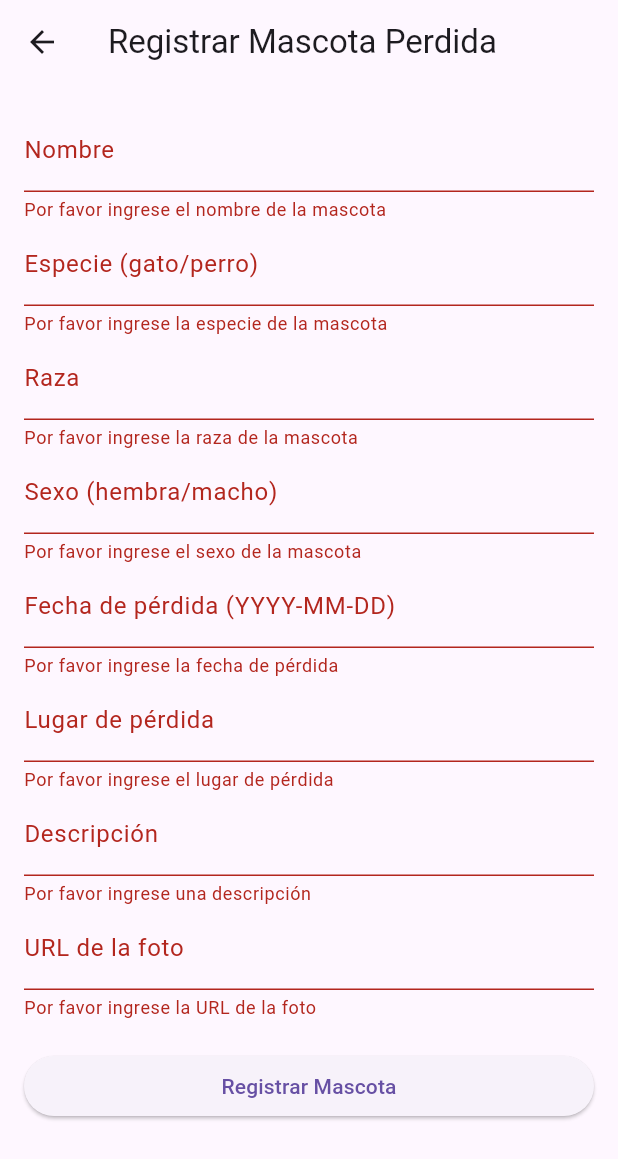
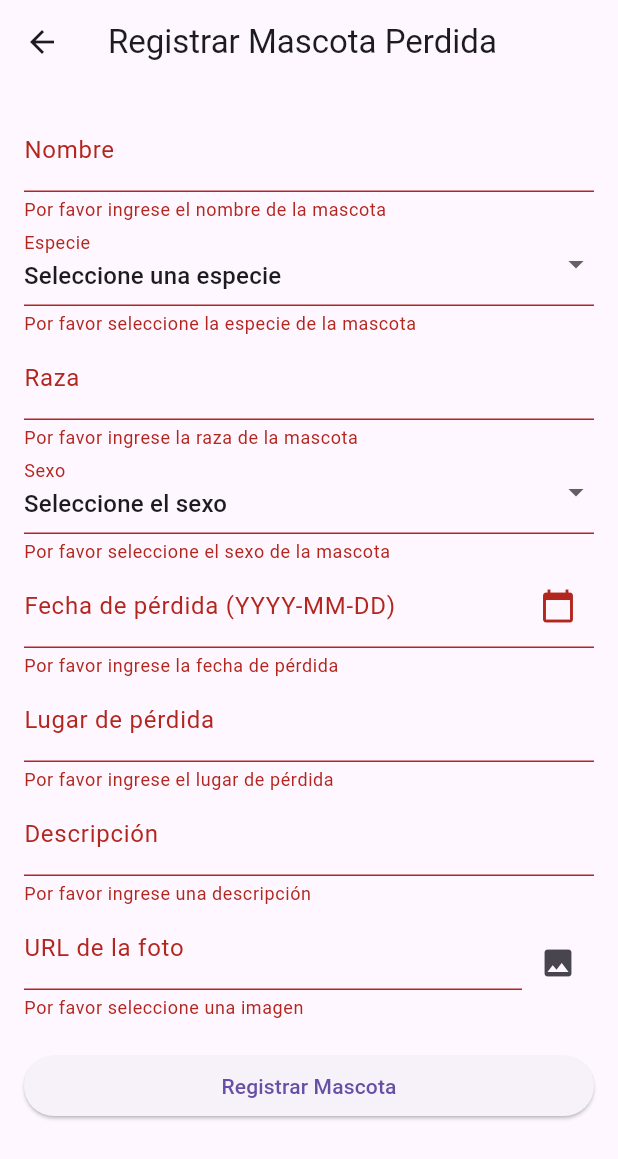
Before and after one commit to reychman/HOMECOMING, a Flutter app: the CrearPublicacionPage screen opened directly, after a tap on "Registrar Mascota", on a phone screen of 412 x 824 dp. Shown: the top 1159 px of the screen. Run offline on Flutter 3.47's test engine with Material 3 defaults, Android fonts, the phone set to English and light mode, and no system bars; our stand-ins replace image_picker, shared_preferences; accounts and stored records are empty; network calls fail.

Commit message:
modificando el gome_page, la pagina de mascotas y todo esto antes de crear la api de google maps

```diff
--- a/lib/pages/menu/crear_publicacion_page.dart
+++ b/lib/pages/menu/crear_publicacion_page.dart
@@ -3,6 +3,9 @@ import 'package:homecoming/ip.dart';
 import 'package:http/http.dart' as http;
 import 'dart:convert';
 import 'package:shared_preferences/shared_preferences.dart';
+import 'package:image_picker/image_picker.dart';
+import 'dart:io';
+import 'package:intl/intl.dart'; // Para el formato de la fecha
 
 class CrearPublicacionPage extends StatefulWidget {
   @override
@@ -12,13 +15,13 @@ class CrearPublicacionPage extends StatefulWidget {
 class _CrearPublicacionPageState extends State<CrearPublicacionPage> {
   final _formKey = GlobalKey<FormState>();
   final TextEditingController _nombreController = TextEditingController();
-  final TextEditingController _especieController = TextEditingController();
   final TextEditingController _razaController = TextEditingController();
-  final TextEditingController _sexoController = TextEditingController();
   final TextEditingController _fechaPerdidaController = TextEditingController();
   final TextEditingController _lugarPerdidaController = TextEditingController();
   final TextEditingController _descripcionController = TextEditingController();
-  final TextEditingController _fotoController = TextEditingController();
+  File? _selectedImage;
+  String _especie = 'Seleccione una especie';
+  String _sexo = 'Seleccione el sexo';
   String usuarioId = '';
 
   @override
@@ -36,17 +39,38 @@ class _CrearPublicacionPageState extends State<CrearPublicacionPage> {
 
   Future<void> _enviarDatos() async {
     if (_formKey.currentState!.validate()) {
+      if (_selectedImage == null) {
+        _showSnackbar('Por favor seleccione una imagen');
+        return;
+      }
+
+      // Primero sube la imagen
+      final imageUploadRequest = http.MultipartRequest(
+        'POST', Uri.parse('http://$serverIP/homecoming/homecomingbd_v2/upload_image.php')
+      );
+      imageUploadRequest.files.add(await http.MultipartFile.fromPath('foto', _selectedImage!.path));
+      imageUploadRequest.fields['usuario_id'] = usuarioId;
+
+      final streamedResponse = await imageUploadRequest.send();
+      final response = await http.Response.fromStream(streamedResponse);
+
+      if (response.statusCode == 200) {
+        final jsonResponse = json.decode(response.body);
+        if (jsonResponse['success']) {
+          final imageName = jsonResponse['file_name'];
+
+          // Después guarda la información de la mascota
           final response = await http.post(
             Uri.parse('http://$serverIP/homecoming/homecomingbd_v2/agregar_mascota.php'),
             body: {
               'nombre': _nombreController.text,
-          'especie': _especieController.text,
+              'especie': _especie,
               'raza': _razaController.text,
-          'sexo': _sexoController.text,
+              'sexo': _sexo,
               'fecha_perdida': _fechaPerdidaController.text,
               'lugar_perdida': _lugarPerdidaController.text,
               'descripcion': _descripcionController.text,
-          'foto': _fotoController.text,
+              'foto': imageName,
               'usuario_id': usuarioId,
             },
           );
@@ -54,14 +78,52 @@ class _CrearPublicacionPageState extends State<CrearPublicacionPage> {
           if (response.statusCode == 200) {
             final jsonResponse = json.decode(response.body);
             if (jsonResponse['success']) {
-          ScaffoldMessenger.of(context).showSnackBar(SnackBar(content: Text('Mascota registrada con éxito')));
+              _showSnackbar('Mascota registrada con éxito');
               Navigator.of(context).pop();
             } else {
-          ScaffoldMessenger.of(context).showSnackBar(SnackBar(content: Text('Error al registrar la mascota')));
+              _showSnackbar('Error al registrar la mascota');
             }
           } else {
-        ScaffoldMessenger.of(context).showSnackBar(SnackBar(content: Text('Error al conectar con el servidor')));
+            _showSnackbar('Error al conectar con el servidor');
           }
+        } else {
+          _showSnackbar('Error al subir la imagen');
+        }
+      } else {
+        _showSnackbar('Error al conectar con el servidor');
+      }
+    }
+  }
+
+  void _showSnackbar(String message) {
+    ScaffoldMessenger.of(context).showSnackBar(
+      SnackBar(
+        content: Text(message),
+        duration: Duration(seconds: 4),
+      ),
+    );
+  }
+
+  Future<void> _selectDate(BuildContext context) async {
+    final DateTime? picked = await showDatePicker(
+      context: context,
+      initialDate: DateTime.now(),
+      firstDate: DateTime(2000),
+      lastDate: DateTime.now(),
+    );
+    if (picked != null && picked != DateTime.now()) {
+      setState(() {
+        _fechaPerdidaController.text = DateFormat('yyyy-MM-dd').format(picked);
+      });
+    }
+  }
+
+  Future<void> _pickImage() async {
+    final pickedFile = await ImagePicker().pickImage(source: ImageSource.gallery);
+    if (pickedFile != null) {
+      setState(() {
+        _selectedImage = File(pickedFile.path);
+      });
     }
   }
 
@@ -87,12 +149,23 @@ class _CrearPublicacionPageState extends State<CrearPublicacionPage> {
                   return null;
                 },
               ),
-              TextFormField(
-                controller: _especieController,
-                decoration: InputDecoration(labelText: 'Especie (gato/perro)'),
+              DropdownButtonFormField<String>(
+                value: _especie,
+                decoration: InputDecoration(labelText: 'Especie'),
+                items: ['Seleccione una especie', 'gato', 'perro'].map((String value) {
+                  return DropdownMenuItem<String>(
+                    value: value,
+                    child: Text(value),
+                  );
+                }).toList(),
+                onChanged: (newValue) {
+                  setState(() {
+                    _especie = newValue!;
+                  });
+                },
                 validator: (value) {
-                  if (value!.isEmpty) {
-                    return 'Por favor ingrese la especie de la mascota';
+                  if (value == null || value.isEmpty || value == 'Seleccione una especie') {
+                    return 'Por favor seleccione la especie de la mascota';
                   }
                   return null;
                 },
@@ -107,19 +180,37 @@ class _CrearPublicacionPageState extends State<CrearPublicacionPage> {
                   return null;
                 },
               ),
-              TextFormField(
-                controller: _sexoController,
-                decoration: InputDecoration(labelText: 'Sexo (hembra/macho)'),
+              DropdownButtonFormField<String>(
+                value: _sexo,
+                decoration: InputDecoration(labelText: 'Sexo'),
+                items: ['Seleccione el sexo', 'macho', 'hembra'].map((String value) {
+                  return DropdownMenuItem<String>(
+                    value: value,
+                    child: Text(value),
+                  );
+                }).toList(),
+                onChanged: (newValue) {
+                  setState(() {
+                    _sexo = newValue!;
+                  });
+                },
                 validator: (value) {
-                  if (value!.isEmpty) {
-                    return 'Por favor ingrese el sexo de la mascota';
+                  if (value == null || value.isEmpty || value == 'Seleccione el sexo') {
+                    return 'Por favor seleccione el sexo de la mascota';
                   }
                   return null;
                 },
               ),
               TextFormField(
                 controller: _fechaPerdidaController,
-                decoration: InputDecoration(labelText: 'Fecha de pérdida (YYYY-MM-DD)'),
+                decoration: InputDecoration(
+                  labelText: 'Fecha de pérdida (YYYY-MM-DD)',
+                  suffixIcon: IconButton(
+                    icon: Icon(Icons.calendar_today),
+                    onPressed: () => _selectDate(context),
+                  ),
+                ),
+                readOnly: true,
                 validator: (value) {
                   if (value!.isEmpty) {
                     return 'Por favor ingrese la fecha de pérdida';
@@ -147,15 +238,26 @@ class _CrearPublicacionPageState extends State<CrearPublicacionPage> {
                   return null;
                 },
               ),
-              TextFormField(
-                controller: _fotoController,
+              Row(
+                children: [
+                  Expanded(
+                    child: TextFormField(
+                      controller: TextEditingController(text: _selectedImage != null ? _selectedImage!.path : ''),
                       decoration: InputDecoration(labelText: 'URL de la foto'),
+                      readOnly: true,
                       validator: (value) {
-                  if (value!.isEmpty) {
-                    return 'Por favor ingrese la URL de la foto';
+                        if (_selectedImage == null) {
+                          return 'Por favor seleccione una imagen';
                         }
                         return null;
                       },
+                    ),
+                  ),
+                  IconButton(
+                    icon: Icon(Icons.photo),
+                    onPressed: _pickImage,
+                  ),
+                ],
               ),
               SizedBox(height: 20),
               ElevatedButton(
--- /dev/null
+++ b/lib/pages/menu/mascota.dart
@@ -0,0 +1,40 @@
+class Mascota {
+  final int id;
+  final String nombre;
+  final String especie;
+  final String raza;
+  final String sexo;
+  final String fechaPerdida;
+  final String lugarPerdida;
+  final String estado;
+  final String descripcion;
+  final String foto;
+
+  Mascota({
+    required this.id,
+    required this.nombre,
+    required this.especie,
+    required this.raza,
+    required this.sexo,
+    required this.fechaPerdida,
+    required this.lugarPerdida,
+    required this.estado,
+    required this.descripcion,
+    required this.foto,
+  });
+
+  factory Mascota.fromJson(Map<String, dynamic> json) {
+    return Mascota(
+      id: json['id'],
+      nombre: json['nombre'],
+      especie: json['especie'],
+      raza: json['raza'],
+      sexo: json['sexo'],
+      fechaPerdida: json['fecha_perdida'],
+      lugarPerdida: json['lugar_perdida'],
+      estado: json['estado'],
+      descripcion: json['descripcion'],
+      foto: json['foto'],
+    );
+  }
+}
--- a/pubspec.yaml
+++ b/pubspec.yaml
@@ -13,6 +13,7 @@ dependencies:
     sdk: flutter
   crypto: ^3.0.0 # Asegúrate de usar la versión más reciente
   image_picker: ^0.8.4+4
+  intl: ^0.17.0
   shared_preferences: ^2.0.13
   cupertino_icons: ^1.0.6
   sqflite: ^2.3.3+1
```
Also changed, not shown: lib/pages/menu/home_page.dart (+56 -50 lines), lib/pages/menu/info_mascotas_page.dart (added, +62 -0 lines), pubspec.lock, 2 other files. Lines whose indentation alone changed are shown as unchanged.
